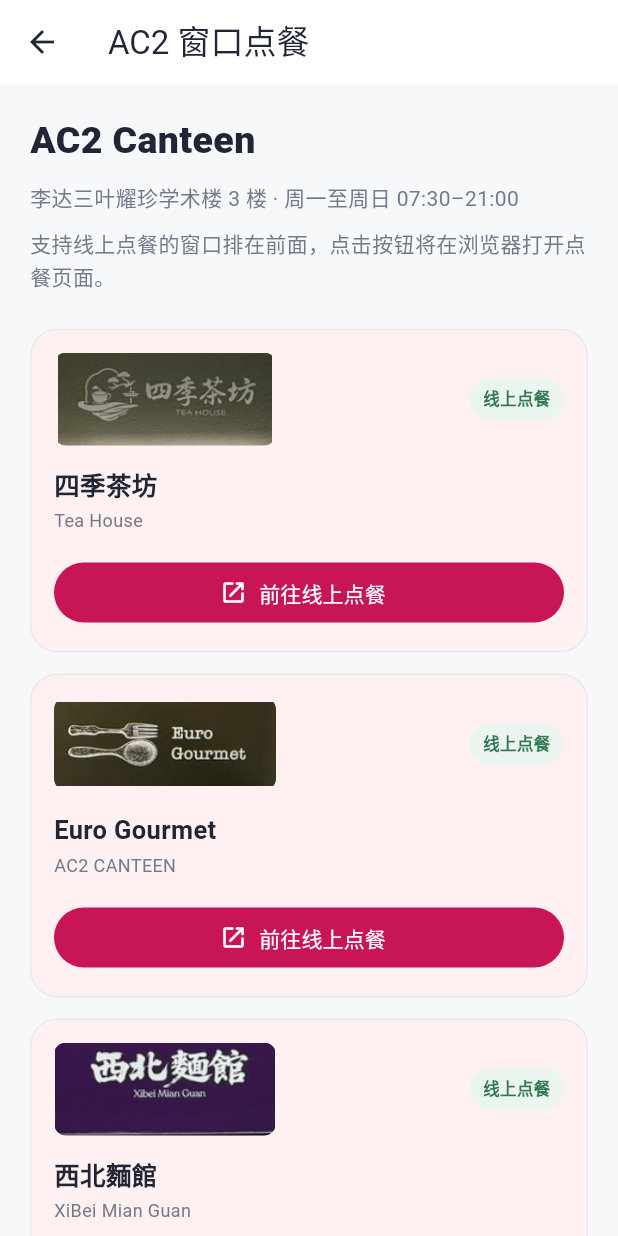
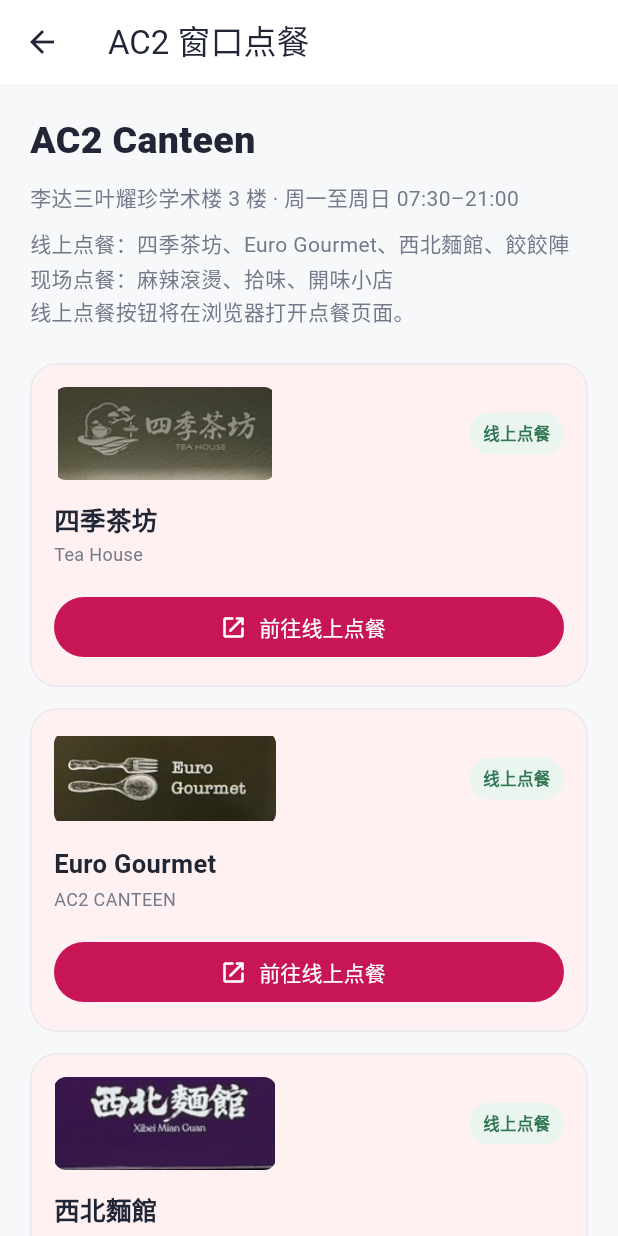
Before and after one commit to WZehan/cityu-toolbox, a Flutter app: the Ac2CanteenPage screen opened by its route, on a phone screen of 412 x 824 dp. Run offline on Flutter 3.47's test engine with Material 3 defaults, Android fonts, the phone set to English and light mode, and no system bars.

Commit message:
Clarify AC2 ordering options

```diff
--- a/lib/ac2_canteen_page.dart
+++ b/lib/ac2_canteen_page.dart
@@ -82,7 +82,9 @@ class Ac2CanteenPage extends StatelessWidget {
                     ),
                     const SizedBox(height: 8),
                     const Text(
-                      '支持线上点餐的窗口排在前面，点击按钮将在浏览器打开点餐页面。',
+                      '线上点餐：四季茶坊、Euro Gourmet、西北麵館、餃餃陣\n'
+                      '现场点餐：麻辣滾燙、拾味、開味小店\n'
+                      '线上点餐按钮将在浏览器打开点餐页面。',
                       style: TextStyle(color: Color(0xFF737989), height: 1.6),
                     ),
                     const SizedBox(height: 24),
```
Also changed, not shown: 1 other file.
